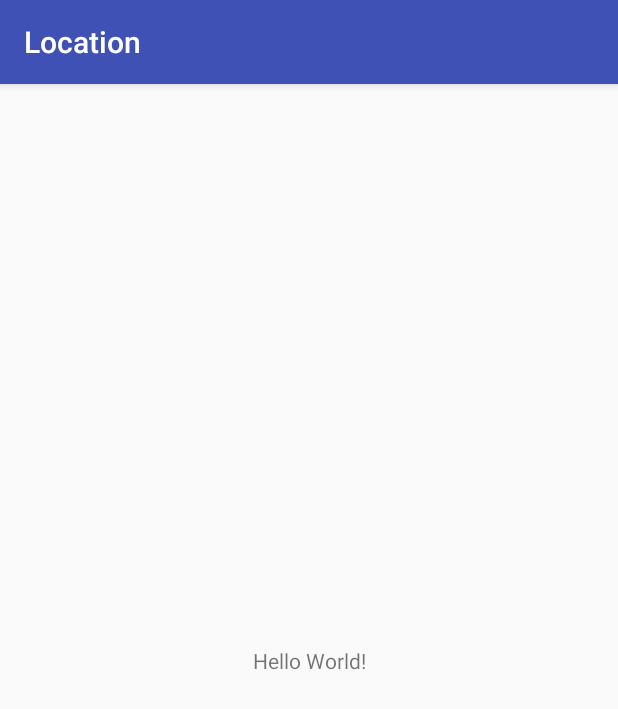
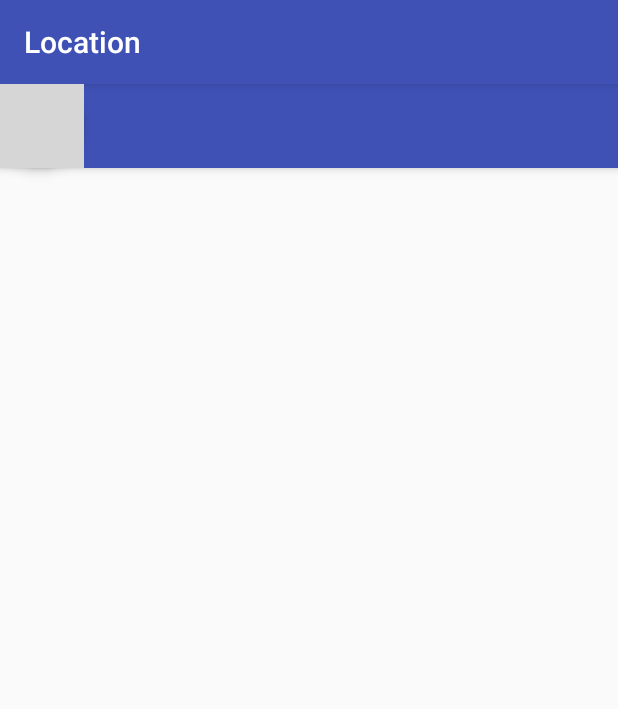
Before and after one commit to Bengaluru17/team-5, an Android app: the screen it shows after launch (MainActivity), on a phone screen of 412 x 824 dp. Shown: the top 709 px of the screen. Run offline under Robolectric (Android 15) with nearby library versions, the phone set to English and light mode, and no system bars; grey boxes are pictures that could not be loaded.

Commit message:
Main activity update

```diff
--- /dev/null
+++ b/locationapp/Location/app/src/main/java/kav/com/location/Constants.java
@@ -0,0 +1,8 @@
+package kav.com.location;
+
+/**
+ * Created by kav on 7/8/17.
+ */
+
+public class Constants {
+}
--- a/locationapp/Location/app/src/main/res/layout/activity_main.xml
+++ b/locationapp/Location/app/src/main/res/layout/activity_main.xml
@@ -6,13 +6,32 @@
     android:layout_height="match_parent"
     tools:context="kav.com.location.MainActivity">
 
-    <TextView
+    <android.support.design.widget.AppBarLayout
+        android:layout_width="match_parent"
+        android:layout_height="wrap_content"
+        android:theme="@style/AppTheme.AppBarOverlay">
+
+        <android.support.v7.widget.Toolbar
+            android:id="@+id/toolbar"
+            android:layout_width="match_parent"
+            android:layout_height="?attr/actionBarSize"
+            android:background="?attr/colorPrimary"
+            app:popupTheme="@style/AppTheme.PopupOverlay" />
+
+    </android.support.design.widget.AppBarLayout>
+
+    <include layout="@layout/content_start" />
+
+    <android.support.design.widget.FloatingActionButton
+        android:id="@+id/fab"
         android:layout_width="wrap_content"
         android:layout_height="wrap_content"
-        android:text="Hello World!"
-        app:layout_constraintBottom_toBottomOf="parent"
-        app:layout_constraintLeft_toLeftOf="parent"
-        app:layout_constraintRight_toRightOf="parent"
-        app:layout_constraintTop_toTopOf="parent" />
+        android:layout_gravity="bottom|end"
+        android:src="@drawable/ic_add_black_24dp"
+        android:layout_alignParentBottom="true"
+        android:layout_alignParentEnd="true"/>
+
+
+
 
 </android.support.constraint.ConstraintLayout>
```
